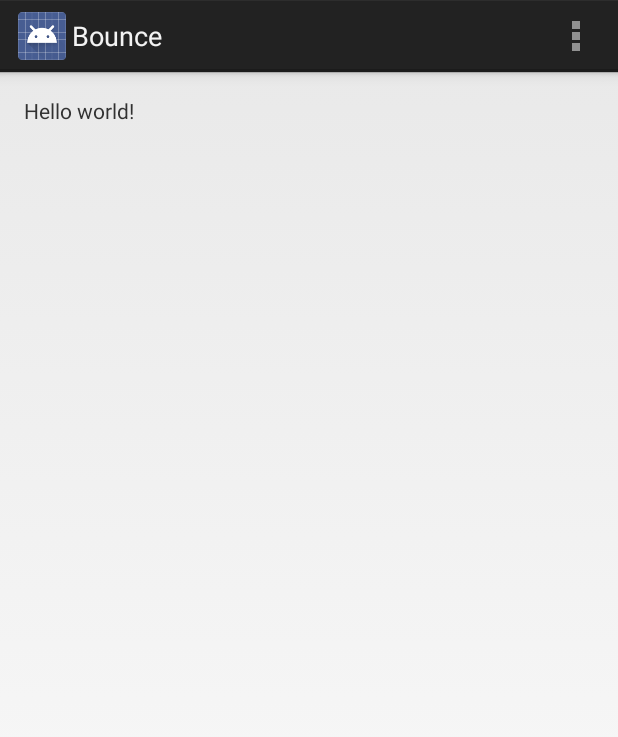
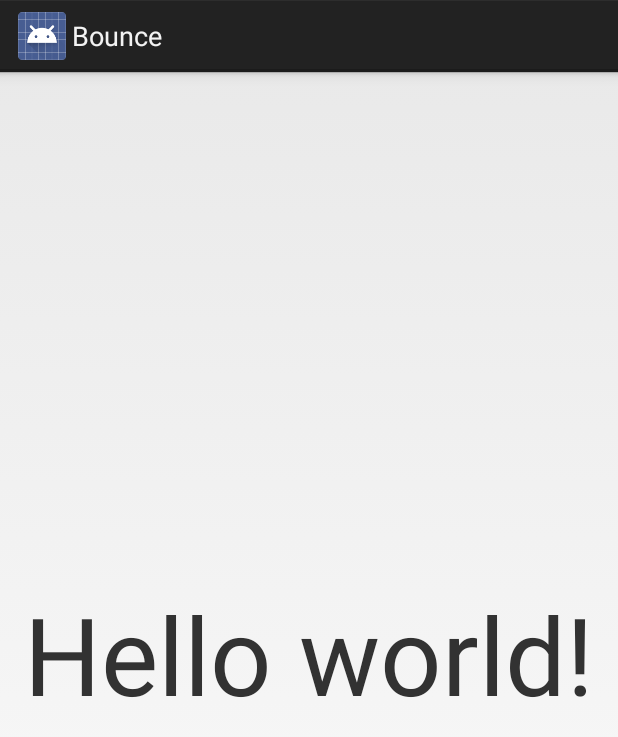
Before and after one commit to karan/Awear, an Android app: the screen it shows after launch (MainActivity), on a phone screen of 412 x 824 dp. Shown: the top 737 px of the screen. Run offline under Robolectric (Android 15) with nearby library versions, the light colour scheme and no system bars.

Commit message:
Cleaning up Bounce

```diff
--- a/Bounce/app/src/main/java/com/agentwaj/bounce/MainActivity.java
+++ b/Bounce/app/src/main/java/com/agentwaj/bounce/MainActivity.java
@@ -2,35 +2,18 @@ package com.agentwaj.bounce;
 
 import android.app.Activity;
 import android.os.Bundle;
-import android.view.Menu;
-import android.view.MenuItem;
+import android.widget.TextView;
 
 
 public class MainActivity extends Activity {
+
+    TextView mTvCount;
 
     @Override
     protected void onCreate(Bundle savedInstanceState) {
         super.onCreate(savedInstanceState);
         setContentView(R.layout.activity_main);
-    }
 
-
-    @Override
-    public boolean onCreateOptionsMenu(Menu menu) {
-        // Inflate the menu; this adds items to the action bar if it is present.
-        getMenuInflater().inflate(R.menu.main, menu);
-        return true;
-    }
-
-    @Override
-    public boolean onOptionsItemSelected(MenuItem item) {
-        // Handle action bar item clicks here. The action bar will
-        // automatically handle clicks on the Home/Up button, so long
-        // as you specify a parent activity in AndroidManifest.xml.
-        int id = item.getItemId();
-        if (id == R.id.action_settings) {
-            return true;
-        }
-        return super.onOptionsItemSelected(item);
+        mTvCount = (TextView) findViewById(R.id.tvCount);
     }
 }
--- a/Bounce/app/src/main/res/layout/activity_main.xml
+++ b/Bounce/app/src/main/res/layout/activity_main.xml
@@ -9,8 +9,12 @@
     tools:context=".MainActivity">
 
     <TextView
+        android:id="@+id/tvCount"
         android:text="@string/hello_world"
         android:layout_width="wrap_content"
-        android:layout_height="wrap_content" />
+        android:layout_height="wrap_content"
+        android:layout_centerInParent="true"
+        android:gravity="center"
+        android:textSize="72sp" />
 
 </RelativeLayout>
--- a/Bounce/app/src/main/res/menu/main.xml
+++ /dev/null
@@ -1,8 +0,0 @@
-<menu xmlns:android="http://schemas.android.com/apk/res/android"
-    xmlns:tools="http://schemas.android.com/tools"
-    tools:context=".MainActivity" >
-    <item android:id="@+id/action_settings"
-        android:title="@string/action_settings"
-        android:orderInCategory="100"
-        android:showAsAction="never" />
-</menu>
```
